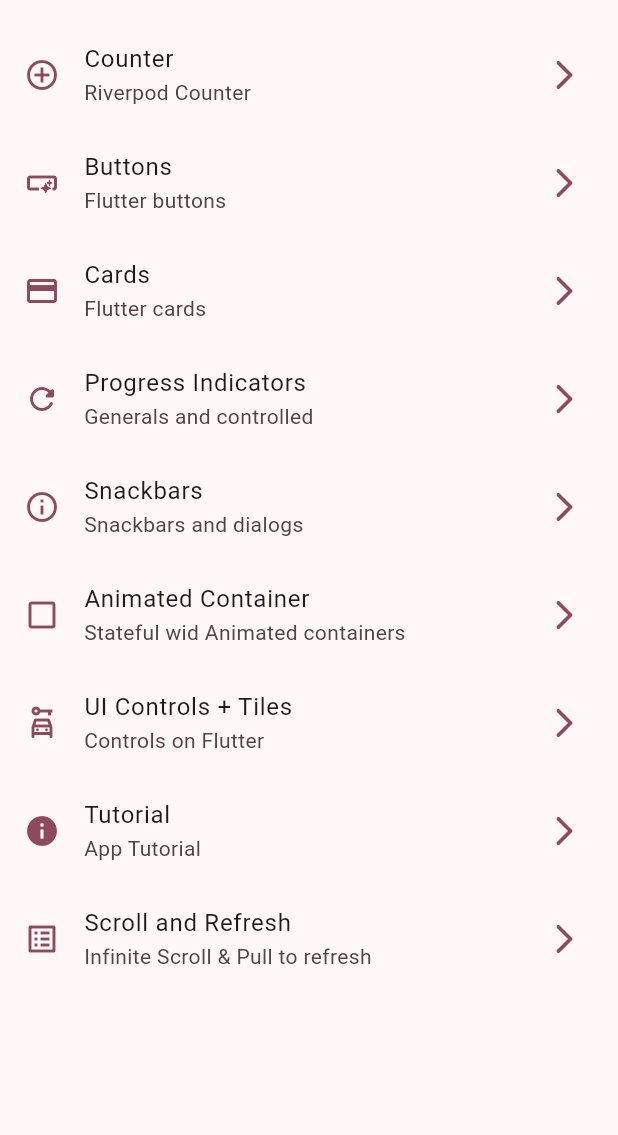
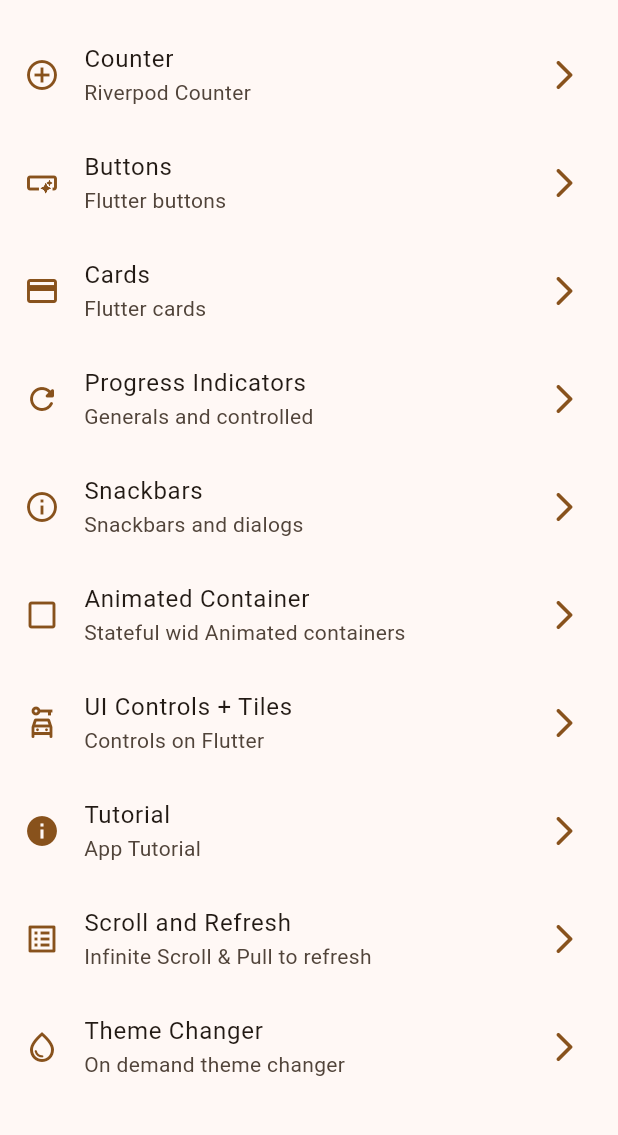
Before and after one commit to roquemolina/Flutter, a Flutter app: the screen it shows after launch, on a phone screen of 412 x 824 dp, the part 63-1198 px from its top. Run offline on Flutter 3.47's test engine with Material 2 defaults, Android fonts, the phone set to English and light mode, and no system bars; our stand-ins replace animate_do, dio, flutter_riverpod, go_router, video_player.

Commit message:
before statenitifier

```diff
--- a/widgets_app/lib/config/menu/menu_items.dart
+++ b/widgets_app/lib/config/menu/menu_items.dart
@@ -68,4 +68,10 @@ const appMenuItems = <MenuItem>[
     link: '/infinite',
     icon: Icons.list_alt_outlined,
   ),
+  MenuItem(
+    title: 'Theme Changer',
+    subTitle: 'On demand theme changer',
+    link: '/theme_changer',
+    icon: Icons.water_drop_outlined,
+  ),
 ];
--- a/widgets_app/lib/config/router/app_router.dart
+++ b/widgets_app/lib/config/router/app_router.dart
@@ -46,5 +46,9 @@ final appRouter = GoRouter(
       path: '/counter_screen',
       builder: (context, state) => const CounterScreen(),
     ),
+    GoRoute(
+      path: '/theme_changer',
+      builder: (context, state) => const ThemeChangerScreen(),
+    ),
   ],
 );
--- a/widgets_app/lib/config/theme/app_theme.dart
+++ b/widgets_app/lib/config/theme/app_theme.dart
@@ -16,9 +16,11 @@ const List<Color> colorList = [
 
 class AppTheme {
   final int selectedColor;
+  final bool isDarkMode;
 //constructor
   AppTheme({
     this.selectedColor = 0,
+    this.isDarkMode = false,
     })
     : assert(selectedColor >= 0,
      'Selected color must be greater than 0'),
@@ -28,8 +30,8 @@ class AppTheme {
   ThemeData getTheme() {
     return ThemeData(
       useMaterial3: true,
+      brightness: isDarkMode ? Brightness.dark : Brightness.light,
       colorSchemeSeed: colorList[selectedColor],
-      brightness: Brightness.light,
       appBarTheme: const AppBarTheme(
         centerTitle: true,
       )
--- a/widgets_app/lib/main.dart
+++ b/widgets_app/lib/main.dart
@@ -2,6 +2,7 @@ import 'package:flutter/material.dart';
 import 'package:flutter_riverpod/flutter_riverpod.dart';
 import 'package:widgets_app/config/router/app_router.dart';
 import 'package:widgets_app/config/theme/app_theme.dart';
+import 'package:widgets_app/presentation/provider/theme_provider.dart';
 
 void main() {
   runApp(
@@ -11,16 +12,20 @@ void main() {
   );
 }
 
-class MainApp extends StatelessWidget {
+class MainApp extends ConsumerWidget {
   const MainApp({super.key});
 
   @override
-  Widget build(BuildContext context) {
+  Widget build(BuildContext context, WidgetRef ref) {
+    final bool isDark = ref.watch(isDarkModeProvider);
+    final int selectedIndexColor = ref.watch(selectedIndexColorProvider);
+
     return MaterialApp.router(
       title: 'Flutter Widgets',
       routerConfig: appRouter,
       debugShowCheckedModeBanner: false,
-      theme: AppTheme(selectedColor: 8).getTheme(),
+      theme: AppTheme(selectedColor: selectedIndexColor, isDarkMode: isDark)
+          .getTheme(),
       //home: const HomeScreen(),
 //go_router implemented
 /*       routes: {
--- a/widgets_app/lib/presentation/provider/theme_provider.dart
+++ b/widgets_app/lib/presentation/provider/theme_provider.dart
@@ -1,3 +1,10 @@
 import 'package:flutter_riverpod/flutter_riverpod.dart';
+import 'package:widgets_app/config/theme/app_theme.dart';
 
-final isDarkModeProvider = StateProvider<bool>((ref) => true);
+//Mutable
+final isDarkModeProvider = StateProvider<bool>((ref) => false);
+
+//Inmutable
+final colorListProvider = Provider<List>((ref) => colorList);
+
+final selectedIndexColorProvider = StateProvider<int>((ref) => 0);
--- a/widgets_app/lib/presentation/screens/screens.dart
+++ b/widgets_app/lib/presentation/screens/screens.dart
@@ -1,3 +1,4 @@
+export 'package:widgets_app/presentation/screens/theme_changer/theme_Changer_screen.dart';
 export 'package:widgets_app/presentation/screens/ui_controls/ui_controls_screen.dart';
 export 'package:widgets_app/presentation/screens/snackbar/snackbar_screen.dart';
 export 'package:widgets_app/presentation/screens/progress/progress_screen.dart';
```
Also changed, not shown: widgets_app/lib/presentation/screens/theme_changer/theme_Changer_screen.dart (added, +62 -0 lines).
